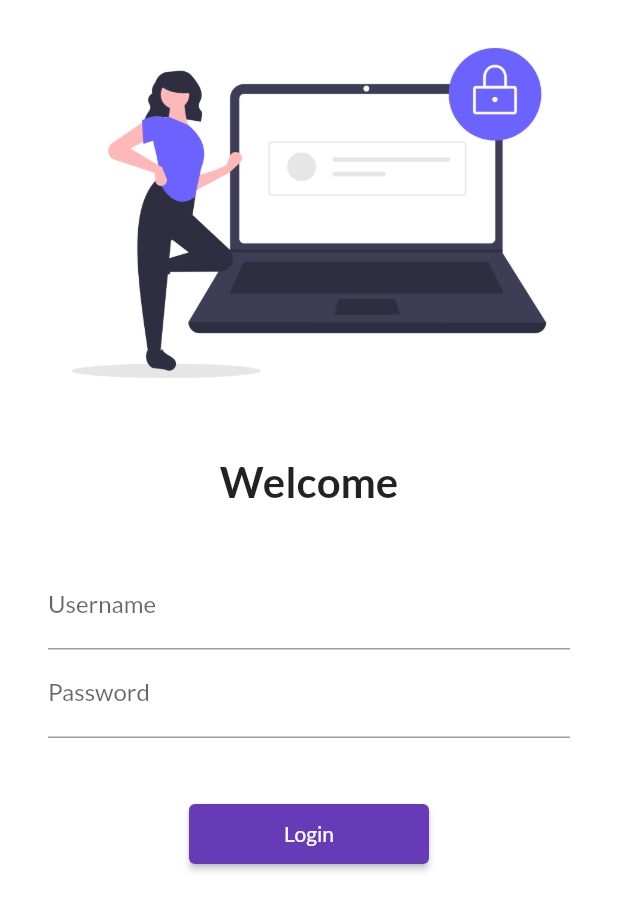
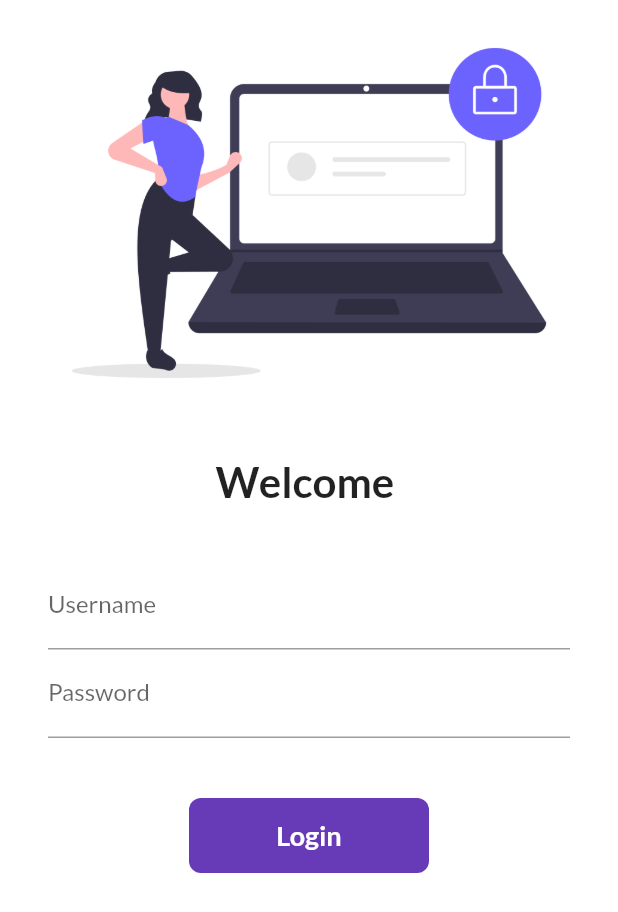
Before and after one commit to Pawan-Dev3/30DaysOfFlutter, a Flutter app: the screen it shows after launch, on a phone screen of 412 x 824 dp. Shown: the top 912 px of the screen. Run offline on Flutter 3.47's test engine with Material 2 defaults, Android fonts, the phone set to English and light mode, and no system bars; our stand-ins replace google_fonts.

Commit message:
Day6 Completed

```diff
--- a/lib/pages/login_page.dart
+++ b/lib/pages/login_page.dart
@@ -2,9 +2,16 @@ import "package:flutter/material.dart";
 
 import "../utils/routes.dart";
 
-class LoginPage extends StatelessWidget {
+class LoginPage extends StatefulWidget {
   const LoginPage({super.key});
 
+  @override
+  State<LoginPage> createState() => _LoginPageState();
+}
+
+class _LoginPageState extends State<LoginPage> {
+  String name = "";
+  bool changeButton = false;
   @override
   Widget build(BuildContext context) {
     return Material(
@@ -20,7 +27,7 @@ class LoginPage extends StatelessWidget {
                 height: 20.0,
               ),
               Text(
-                "Welcome",
+                "Welcome $name",
                 style: TextStyle(
                   fontSize: 28,
                   fontWeight: FontWeight.bold,
@@ -39,6 +46,10 @@ class LoginPage extends StatelessWidget {
                         hintText: "Enter Username",
                         labelText: "Username",
                       ),
+                      onChanged: (value) {
+                        name = value;
+                        setState(() {});
+                      },
                     ),
                     TextFormField(
                       obscureText: true,
@@ -50,13 +61,41 @@ class LoginPage extends StatelessWidget {
                     SizedBox(
                       height: 40.0,
                     ),
-                    ElevatedButton(
-                      onPressed: () {
+
+                    InkWell(
+                      onTap:  ()  async {
+                        setState(() {
+                          changeButton = true;
+                        });
+                        await Future.delayed(Duration(seconds:1));
                         Navigator.pushNamed(context, MyRoutes.homeRoute);
                       },
-                      child: Text("Login"),
-                      style: TextButton.styleFrom(minimumSize: Size(160, 40)),
+                      child: AnimatedContainer(
+                        duration: Duration(seconds: 1),
+                        width: changeButton ? 50 :160  ,
+                        height: 50,
+                        alignment: Alignment.center,
+                        child: changeButton? Icon(Icons.done, color:Colors.white,): Text(
+                          "Login",
+                          style: TextStyle(
+                            fontWeight: FontWeight.bold,
+                            color: Colors.white,
+                            fontSize: 18,
+                          ),
+                        ),
+                        decoration: BoxDecoration(
+                          color: Colors.deepPurple,
+                          borderRadius: BorderRadius.circular(changeButton? 50:8),
+                        ),
+                      ),
                     )
+                    // ElevatedButton(
+                    //   onPressed: () {
+                    //     Navigator.pushNamed(context, MyRoutes.homeRoute);
+                    //   },
+                    //   child: Text("Login"),
+                    //   style: TextButton.styleFrom(minimumSize: Size(160, 40)),
+                    // )
                   ],
                 ),
               )
```
